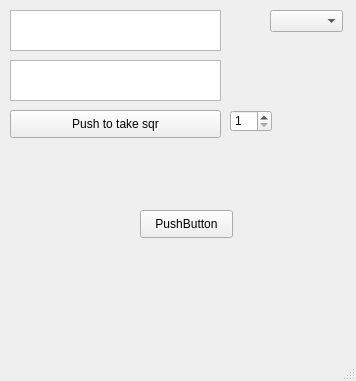
Above: UiCode/formBaseUi.ui from MnT-for-collective-development/SqrtPythonProject before the change. Below: the same form after it.
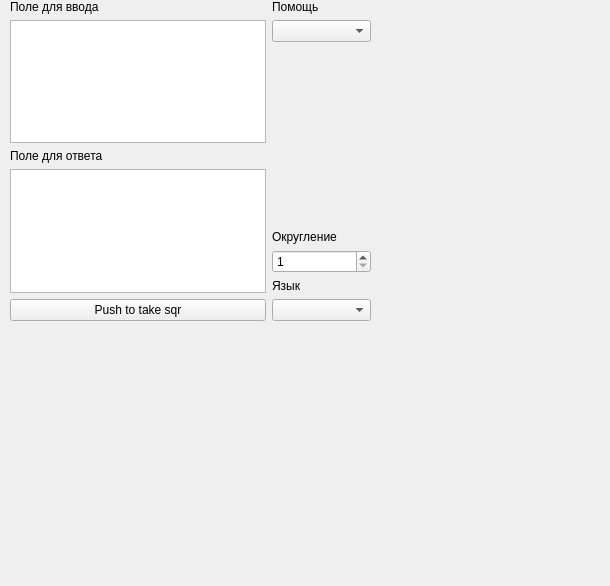
That is the form after the change.

Commit message: global refuck of design gen. and in layouts partic.

What changed in the file:
```diff
--- a/UiCode/formBaseUi.ui
+++ b/UiCode/formBaseUi.ui
@@ -9,8 +9,8 @@
    <rect>
     <x>0</x>
     <y>0</y>
-    <width>356</width>
-    <height>381</height>
+    <width>610</width>
+    <height>586</height>
    </rect>
   </property>
   <property name="sizePolicy">
@@ -47,41 +47,47 @@
    <enum>Qt::ToolButtonIconOnly</enum>
   </property>
   <widget class="QWidget" name="centralwidget">
-   <widget class="QPushButton" name="answerButton">
+   <widget class="QWidget" name="horizontalLayoutWidget">
     <property name="geometry">
      <rect>
       <x>10</x>
-      <y>110</y>
-      <width>211</width>
-      <height>28</height>
+      <y>0</y>
+      <width>361</width>
+      <height>321</height>
      </rect>
     </property>
+    <layout class="QFormLayout" name="formLayout">
+     <item row="0" column="0">
+      <layout class="QVBoxLayout" name="leftBaseLayout">
+       <item>
+        <layout class="QVBoxLayout" name="askLayout">
+         <item>
+          <widget class="QLabel" name="askTextLabel">
     <property name="text">
-     <string>Push to take sqr</string>
-    </property>
-   </widget>
+            <string>Поле для ввода</string>
+           </property>
+          </widget>
+         </item>
+         <item>
    <widget class="QTextBrowser" name="askTextBrowser">
-    <property name="geometry">
-     <rect>
-      <x>10</x>
-      <y>10</y>
-      <width>211</width>
-      <height>41</height>
-     </rect>
-    </property>
     <property name="readOnly">
      <bool>false</bool>
     </property>
    </widget>
+         </item>
+        </layout>
+       </item>
+       <item>
+        <layout class="QVBoxLayout" name="answerLayout">
+         <item>
+          <widget class="QLabel" name="answerTextLabel">
+           <property name="text">
+            <string>Поле для ответа</string>
+           </property>
+          </widget>
+         </item>
+         <item>
    <widget class="QTextBrowser" name="answerTextBrowser">
-    <property name="geometry">
-     <rect>
-      <x>10</x>
-      <y>60</y>
-      <width>211</width>
-      <height>41</height>
-     </rect>
-    </property>
     <property name="documentTitle">
      <string/>
     </property>
@@ -89,15 +95,58 @@
      <string/>
     </property>
    </widget>
-   <widget class="QSpinBox" name="roundSpinBox">
-    <property name="geometry">
-     <rect>
-      <x>230</x>
-      <y>110</y>
-      <width>42</width>
-      <height>22</height>
-     </rect>
-    </property>
+         </item>
+        </layout>
+       </item>
+       <item>
+        <widget class="QPushButton" name="answerButton">
+         <property name="text">
+          <string>Push to take sqr</string>
+         </property>
+        </widget>
+       </item>
+      </layout>
+     </item>
+     <item row="0" column="1">
+      <layout class="QVBoxLayout" name="rightBaseLayout">
+       <item>
+        <layout class="QVBoxLayout" name="helpLayout">
+         <item>
+          <widget class="QLabel" name="helpLabel">
+           <property name="text">
+            <string>Помощь</string>
+           </property>
+          </widget>
+         </item>
+         <item>
+          <widget class="QComboBox" name="helpComboBox"/>
+         </item>
+        </layout>
+       </item>
+       <item>
+        <spacer name="rightBaseLayoutSpacer">
+         <property name="orientation">
+          <enum>Qt::Vertical</enum>
+         </property>
+         <property name="sizeHint" stdset="0">
+          <size>
+           <width>20</width>
+           <height>40</height>
+          </size>
+         </property>
+        </spacer>
+       </item>
+       <item>
+        <layout class="QVBoxLayout" name="roundLayout">
+         <item>
+          <widget class="QLabel" name="roundLabel">
+           <property name="text">
+            <string>Округление</string>
+           </property>
+          </widget>
+         </item>
+         <item>
+          <widget class="QSpinBox" name="roundSpinBox_2">
     <property name="minimum">
      <number>1</number>
     </property>
@@ -105,41 +154,24 @@
      <number>20</number>
     </property>
    </widget>
-   <widget class="QComboBox" name="comboBox">
-    <property name="geometry">
-     <rect>
-      <x>270</x>
-      <y>10</y>
-      <width>73</width>
-      <height>22</height>
-     </rect>
-    </property>
-   </widget>
-   <widget class="QPushButton" name="pushButton">
-    <property name="geometry">
-     <rect>
-      <x>140</x>
-      <y>210</y>
-      <width>93</width>
-      <height>28</height>
-     </rect>
-    </property>
+         </item>
+        </layout>
+       </item>
+       <item>
+        <widget class="QLabel" name="languageLabel">
     <property name="text">
-     <string>PushButton</string>
-    </property>
-   </widget>
-  </widget>
-  <widget class="QMenuBar" name="menubar">
-   <property name="geometry">
-    <rect>
-     <x>0</x>
-     <y>0</y>
-     <width>356</width>
-     <height>26</height>
-    </rect>
-   </property>
+          <string>Язык</string>
+         </property>
+        </widget>
+       </item>
+       <item>
+        <widget class="QComboBox" name="languageComboBox"/>
+       </item>
+      </layout>
+     </item>
+    </layout>
+   </widget>
   </widget>
-  <widget class="QStatusBar" name="statusbar"/>
  </widget>
  <resources/>
  <connections/>
```
Lines whose indentation alone changed are shown as unchanged. The commit also changes 3 other files.
